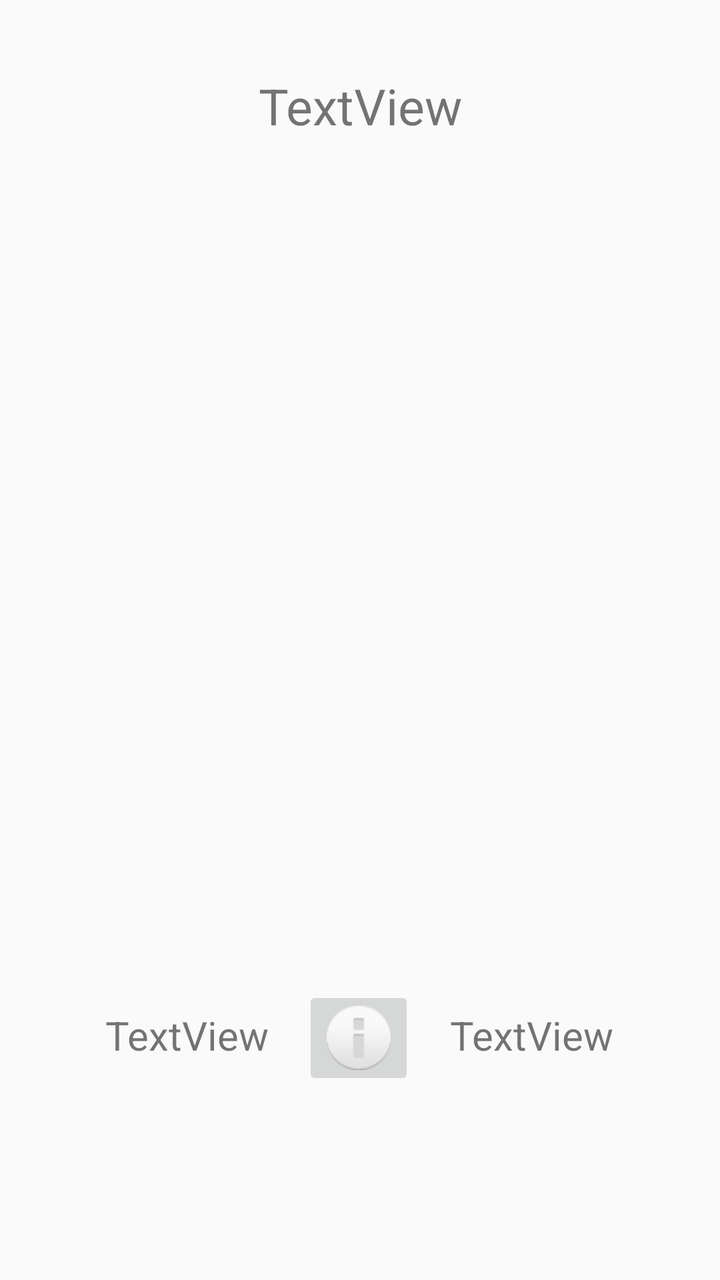
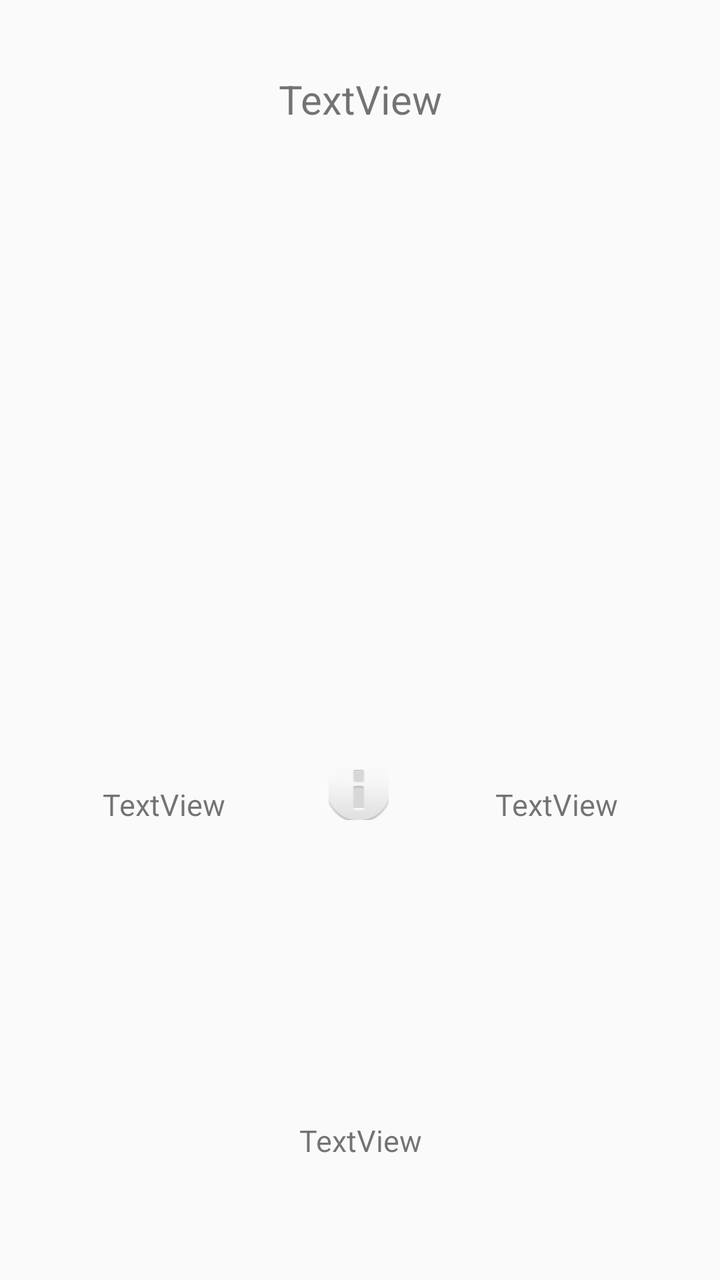

An Android layout rendered at two revisions. The XML below is the earlier revision; the diff shows what the commit changed to produce the second picture.
<!-- AndroidManifest.xml: application theme Theme.Deneme -->
<!-- res/layout/secili_film.xml -->
<?xml version="1.0" encoding="utf-8"?>
<androidx.constraintlayout.widget.ConstraintLayout xmlns:android="http://schemas.android.com/apk/res/android"
    xmlns:app="http://schemas.android.com/apk/res-auto"
    xmlns:tools="http://schemas.android.com/tools"
    android:layout_width="match_parent"
    android:layout_height="match_parent">

    <TextView
        android:id="@+id/film_ismi"
        android:layout_width="0dp"
        android:layout_height="wrap_content"
        android:layout_marginStart="30dp"
        android:layout_marginTop="36dp"
        android:layout_marginEnd="30dp"
        android:gravity="center"
        android:text="TextView"
        android:textSize="25sp"
        app:layout_constraintEnd_toEndOf="parent"
        app:layout_constraintHorizontal_bias="0.498"
        app:layout_constraintStart_toStartOf="parent"
        app:layout_constraintTop_toTopOf="parent" />

    <TextView
        android:id="@+id/film_turu"
        android:layout_width="wrap_content"
        android:layout_height="wrap_content"
        android:layout_marginTop="504dp"
        android:gravity="center"
        android:text="TextView"
        android:textSize="20sp"
        app:layout_constraintEnd_toEndOf="parent"
        app:layout_constraintHorizontal_bias="0.188"
        app:layout_constraintStart_toStartOf="parent"
        app:layout_constraintTop_toTopOf="parent" />

    <TextView
        android:id="@+id/en_yakin_seans"
        android:layout_width="0dp"
        android:layout_height="wrap_content"
        android:layout_marginStart="60dp"
        android:layout_marginTop="668dp"
        android:layout_marginEnd="60dp"
        android:gravity="center"
        android:text="TextView"
        android:textSize="20sp"
        app:layout_constraintEnd_toEndOf="parent"
        app:layout_constraintHorizontal_bias="0.0"
        app:layout_constraintStart_toStartOf="parent"
        app:layout_constraintTop_toTopOf="parent" />

    <TextView
        android:id="@+id/film_saatler"
        android:layout_width="wrap_content"
        android:layout_height="wrap_content"
        android:layout_marginTop="504dp"
        android:gravity="center"
        android:text="TextView"
        android:textSize="20sp"
        app:layout_constraintEnd_toEndOf="parent"
        app:layout_constraintHorizontal_bias="0.808"
        app:layout_constraintStart_toStartOf="parent"
        app:layout_constraintTop_toTopOf="parent" />

    <ImageView
        android:id="@+id/imageView"
        android:layout_width="269dp"
        android:layout_height="321dp"
        android:layout_centerInParent="true"
        android:layout_marginTop="132dp"
        android:adjustViewBounds="true"
        android:scaleType="fitCenter"
        app:layout_constraintEnd_toEndOf="parent"
        app:layout_constraintStart_toStartOf="parent"
        app:layout_constraintTop_toTopOf="parent" />

    <ImageButton
        android:id="@+id/info_button"
        android:layout_width="wrap_content"
        android:layout_height="wrap_content"
        android:layout_marginTop="40dp"
        app:layout_constraintEnd_toEndOf="parent"
        app:layout_constraintHorizontal_bias="0.498"
        app:layout_constraintStart_toStartOf="parent"
        app:layout_constraintTop_toBottomOf="@+id/imageView"
        app:srcCompat="@android:drawable/ic_dialog_info" />

</androidx.constraintlayout.widget.ConstraintLayout>
<!-- resources referenced by this layout -->
<resources>
  <style name="Theme.Deneme" parent="Base.Theme.Deneme" />
  <style name="Base.Theme.Deneme" parent="Theme.AppCompat.DayNight.NoActionBar">
          
          
      </style>
</resources>

<!-- the commit's change to res/layout/secili_film.xml (unified diff, before → after) -->
@@ -14,7 +14,7 @@
         android:layout_marginEnd="30dp"
         android:gravity="center"
         android:text="TextView"
-        android:textSize="25sp"
+        android:textSize="20sp"
         app:layout_constraintEnd_toEndOf="parent"
         app:layout_constraintHorizontal_bias="0.498"
         app:layout_constraintStart_toStartOf="parent"
@@ -24,12 +24,12 @@
         android:id="@+id/film_turu"
         android:layout_width="wrap_content"
         android:layout_height="wrap_content"
-        android:layout_marginTop="504dp"
+        android:layout_marginTop="392dp"
         android:gravity="center"
         android:text="TextView"
-        android:textSize="20sp"
+        android:textSize="15sp"
         app:layout_constraintEnd_toEndOf="parent"
-        app:layout_constraintHorizontal_bias="0.188"
+        app:layout_constraintHorizontal_bias="0.171"
         app:layout_constraintStart_toStartOf="parent"
         app:layout_constraintTop_toTopOf="parent" />
 
@@ -38,11 +38,11 @@
         android:layout_width="0dp"
         android:layout_height="wrap_content"
         android:layout_marginStart="60dp"
-        android:layout_marginTop="668dp"
+        android:layout_marginTop="560dp"
         android:layout_marginEnd="60dp"
         android:gravity="center"
         android:text="TextView"
-        android:textSize="20sp"
+        android:textSize="15sp"
         app:layout_constraintEnd_toEndOf="parent"
         app:layout_constraintHorizontal_bias="0.0"
         app:layout_constraintStart_toStartOf="parent"
@@ -52,19 +52,19 @@
         android:id="@+id/film_saatler"
         android:layout_width="wrap_content"
         android:layout_height="wrap_content"
-        android:layout_marginTop="504dp"
+        android:layout_marginTop="392dp"
         android:gravity="center"
         android:text="TextView"
-        android:textSize="20sp"
+        android:textSize="15sp"
         app:layout_constraintEnd_toEndOf="parent"
-        app:layout_constraintHorizontal_bias="0.808"
+        app:layout_constraintHorizontal_bias="0.828"
         app:layout_constraintStart_toStartOf="parent"
         app:layout_constraintTop_toTopOf="parent" />
 
     <ImageView
         android:id="@+id/imageView"
-        android:layout_width="269dp"
-        android:layout_height="321dp"
+        android:layout_width="199dp"
+        android:layout_height="220dp"
         android:layout_centerInParent="true"
         android:layout_marginTop="132dp"
         android:adjustViewBounds="true"
@@ -75,9 +75,9 @@
 
     <ImageButton
         android:id="@+id/info_button"
-        android:layout_width="wrap_content"
-        android:layout_height="wrap_content"
-        android:layout_marginTop="40dp"
+        android:layout_width="30sp"
+        android:layout_height="30sp"
+        android:layout_marginTop="28dp"
         app:layout_constraintEnd_toEndOf="parent"
         app:layout_constraintHorizontal_bias="0.498"
         app:layout_constraintStart_toStartOf="parent"
